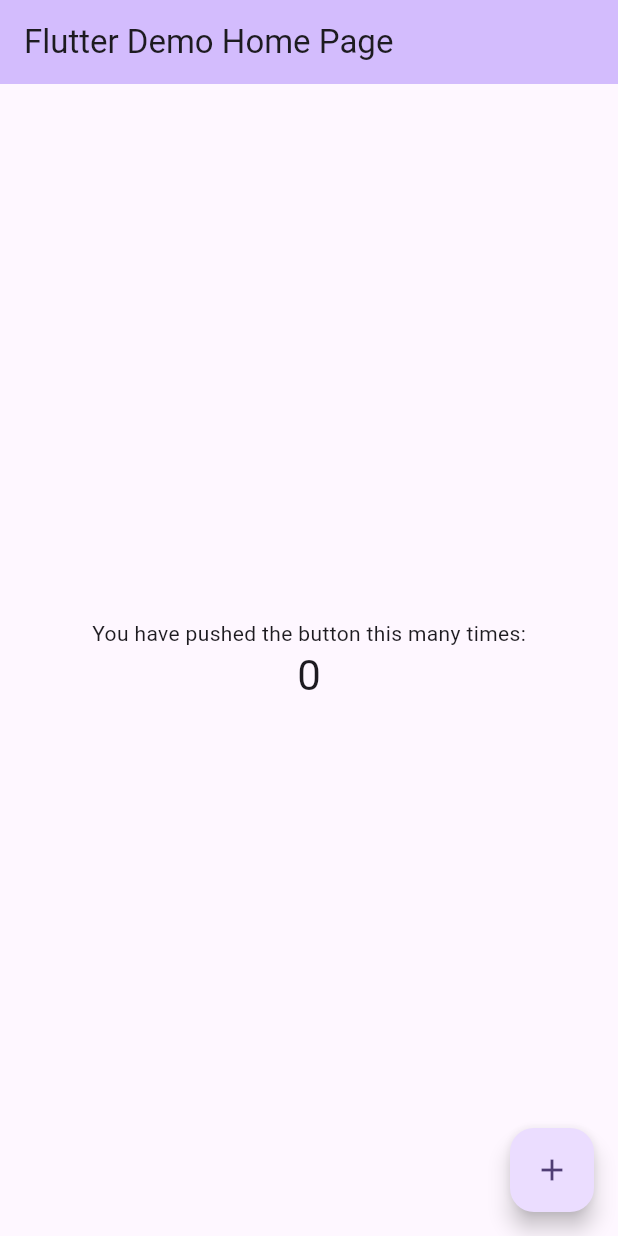
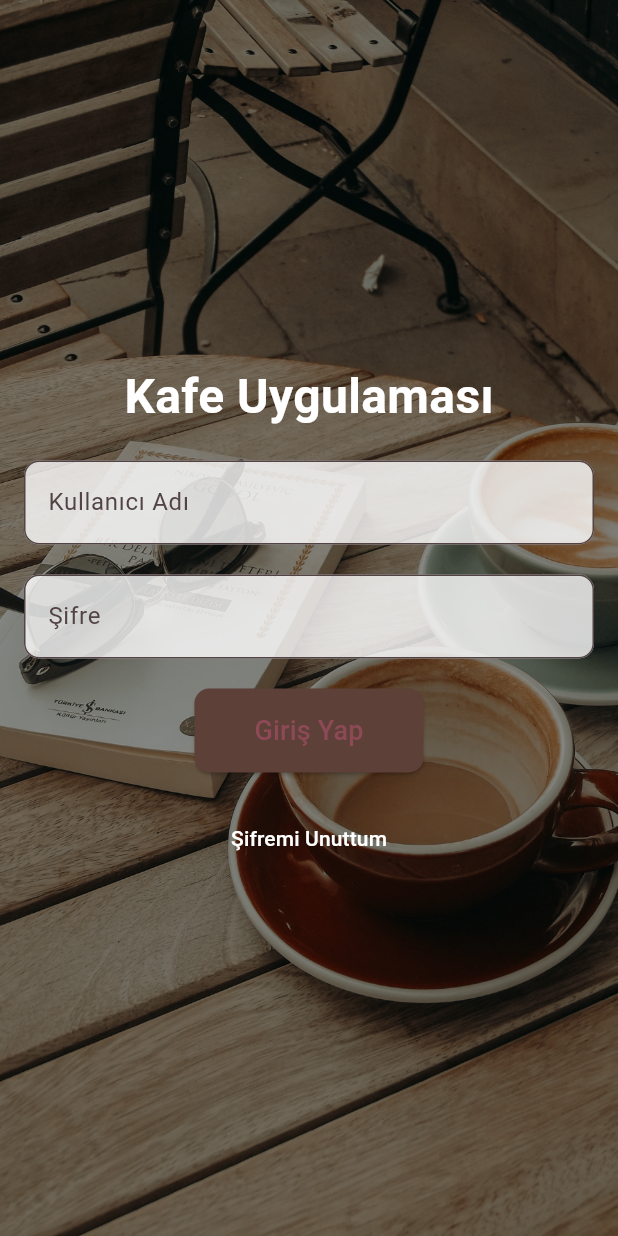
Before and after one commit to ebrurazi/cafeMobil, a Flutter app: the screen it shows after launch, on a phone screen of 412 x 824 dp. Run offline on Flutter 3.47's test engine with Material 3 defaults, Android fonts, the phone set to English and light mode, and no system bars.

Commit message:
UI geliştirmeleri eklendi

```diff
--- /dev/null
+++ b/lib/login_screen.dart
@@ -0,0 +1,100 @@
+import 'package:flutter/material.dart';
+import 'home_screen.dart'; // HomeScreen dosyasını içe aktar
+
+class LoginScreen extends StatelessWidget {
+  const LoginScreen({super.key});
+
+  @override
+  Widget build(BuildContext context) {
+    return Scaffold(
+      body: Container(
+        decoration: BoxDecoration(
+          image: DecorationImage(
+            image: AssetImage('assets/images/background.jpg'),
+            fit: BoxFit.cover,
+          ),
+        ),
+        child: Center(
+          child: SingleChildScrollView(
+            child: Padding(
+              padding: const EdgeInsets.all(16.0),
+              child: Column(
+                mainAxisAlignment: MainAxisAlignment.center,
+                children: [
+                  const Text(
+                    'Kafe Uygulaması',
+                    style: TextStyle(
+                      fontSize: 32,
+                      fontWeight: FontWeight.bold,
+                      color: Colors.white,
+                    ),
+                  ),
+                  const SizedBox(height: 20),
+                  // Kullanıcı Adı Alanı
+                  TextField(
+                    decoration: InputDecoration(
+                      filled: true,
+                      fillColor: Colors.white.withOpacity(0.8),
+                      hintText: 'Kullanıcı Adı',
+                      border: OutlineInputBorder(
+                        borderRadius: BorderRadius.circular(10),
+                      ),
+                    ),
+                  ),
+                  const SizedBox(height: 20),
+                  // Şifre Alanı
+                  TextField(
+                    obscureText: true,
+                    decoration: InputDecoration(
+                      filled: true,
+                      fillColor: Colors.white.withOpacity(0.8),
+                      hintText: 'Şifre',
+                      border: OutlineInputBorder(
+                        borderRadius: BorderRadius.circular(10),
+                      ),
+                    ),
+                  ),
+                  const SizedBox(height: 20),
+                  // Giriş Butonu
+                  ElevatedButton(
+                    onPressed: () {
+                      // HomeScreen'e yönlendir
+                      Navigator.push(
+                        context,
+                        MaterialPageRoute(
+                          builder: (context) => const HomeScreen(),
+                        ),
+                      );
+                    },
+                    style: ElevatedButton.styleFrom(
+                      backgroundColor: Colors.brown[700],
+                      padding: const EdgeInsets.symmetric(
+                          horizontal: 40, vertical: 15),
+                      shape: RoundedRectangleBorder(
+                        borderRadius: BorderRadius.circular(10),
+                      ),
+                    ),
+                    child: const Text(
+                      'Giriş Yap',
+                      style: TextStyle(fontSize: 18),
+                    ),
+                  ),
+                  const SizedBox(height: 20),
+                  TextButton(
+                    onPressed: () {
+                      // Şifremi Unuttum işlemine yönlendirme
+                    },
+                    child: const Text(
+                      'Şifremi Unuttum',
+                      style: TextStyle(color: Colors.white),
+                    ),
+                  ),
+                ],
+              ),
+            ),
+          ),
+        ),
+      ),
+    );
+  }
+}
--- a/lib/main.dart
+++ b/lib/main.dart
@@ -1,4 +1,5 @@
 import 'package:flutter/material.dart';
+import 'login_screen.dart';
 
 void main() {
   runApp(const MyApp());
@@ -7,119 +8,16 @@
 class MyApp extends StatelessWidget {
   const MyApp({super.key});
 
-  // This widget is the root of your application.
   @override
   Widget build(BuildContext context) {
     return MaterialApp(
-      title: 'Flutter Demo',
+      title: 'Cafe App',
       theme: ThemeData(
-        // This is the theme of your application.
-        //
-        // TRY THIS: Try running your application with "flutter run". You'll see
-        // the application has a purple toolbar. Then, without quitting the app,
-        // try changing the seedColor in the colorScheme below to Colors.green
-        // and then invoke "hot reload" (save your changes or press the "hot
-        // reload" button in a Flutter-supported IDE, or press "r" if you used
-        // the command line to start the app).
-        //
-        // Notice that the counter didn't reset back to zero; the application
-        // state is not lost during the reload. To reset the state, use hot
-        // restart instead.
-        //
-        // This works for code too, not just values: Most code changes can be
-        // tested with just a hot reload.
-        colorScheme: ColorScheme.fromSeed(seedColor: Colors.deepPurple),
+        colorScheme: ColorScheme.fromSeed(seedColor: Colors.pink),
         useMaterial3: true,
+        scaffoldBackgroundColor: Colors.pink[50],
       ),
-      home: const MyHomePage(title: 'Flutter Demo Home Page'),
+      home: const LoginScreen(),
     );
   }
 }
-
-class MyHomePage extends StatefulWidget {
-  const MyHomePage({super.key, required this.title});
-
-  // This widget is the home page of your application. It is stateful, meaning
-  // that it has a State object (defined below) that contains fields that affect
-  // how it looks.
-
-  // This class is the configuration for the state. It holds the values (in this
-  // case the title) provided by the parent (in this case the App widget) and
-  // used by the build method of the State. Fields in a Widget subclass are
-  // always marked "final".
-
-  final String title;
-
-  @override
-  State<MyHomePage> createState() => _MyHomePageState();
-}
-
-class _MyHomePageState extends State<MyHomePage> {
-  int _counter = 0;
-
-  void _incrementCounter() {
-    setState(() {
-      // This call to setState tells the Flutter framework that something has
-      // changed in this State, which causes it to rerun the build method below
-      // so that the display can reflect the updated values. If we changed
-      // _counter without calling setState(), then the build method would not be
-      // called again, and so nothing would appear to happen.
-      _counter++;
-    });
-  }
-
-  @override
-  Widget build(BuildContext context) {
-    // This method is rerun every time setState is called, for instance as done
-    // by the _incrementCounter method above.
-    //
-    // The Flutter framework has been optimized to make rerunning build methods
-    // fast, so that you can just rebuild anything that needs updating rather
-    // than having to individually change instances of widgets.
-    return Scaffold(
-      appBar: AppBar(
-        // TRY THIS: Try changing the color here to a specific color (to
-        // Colors.amber, perhaps?) and trigger a hot reload to see the AppBar
-        // change color while the other colors stay the same.
-        backgroundColor: Theme.of(context).colorScheme.inversePrimary,
-        // Here we take the value from the MyHomePage object that was created by
-        // the App.build method, and use it to set our appbar title.
-        title: Text(widget.title),
-      ),
-      body: Center(
-        // Center is a layout widget. It takes a single child and positions it
-        // in the middle of the parent.
-        child: Column(
-          // Column is also a layout widget. It takes a list of children and
-          // arranges them vertically. By default, it sizes itself to fit its
-          // children horizontally, and tries to be as tall as its parent.
-          //
-          // Column has various properties to control how it sizes itself and
-          // how it positions its children. Here we use mainAxisAlignment to
-          // center the children vertically; the main axis here is the vertical
-          // axis because Columns are vertical (the cross axis would be
-          // horizontal).
-          //
-          // TRY THIS: Invoke "debug painting" (choose the "Toggle Debug Paint"
-          // action in the IDE, or press "p" in the console), to see the
-          // wireframe for each widget.
-          mainAxisAlignment: MainAxisAlignment.center,
-          children: <Widget>[
-            const Text(
-              'You have pushed the button this many times:',
-            ),
-            Text(
-              '$_counter',
-              style: Theme.of(context).textTheme.headlineMedium,
-            ),
-          ],
-        ),
-      ),
-      floatingActionButton: FloatingActionButton(
-        onPressed: _incrementCounter,
-        tooltip: 'Increment',
-        child: const Icon(Icons.add),
-      ), // This trailing comma makes auto-formatting nicer for build methods.
-    );
-  }
-}
--- a/pubspec.yaml
+++ b/pubspec.yaml
@@ -31,6 +31,7 @@ dependencies:
   flutter:
     sdk: flutter
 
+
   # The following adds the Cupertino Icons font to your application.
   # Use with the CupertinoIcons class for iOS style icons.
   cupertino_icons: ^1.0.8
@@ -38,6 +39,7 @@ dependencies:
 dev_dependencies:
   flutter_test:
     sdk: flutter
+
 
   # The "flutter_lints" package below contains a set of recommended lints to
   # encourage good coding practices. The lint set provided by the package is
@@ -56,6 +58,8 @@ flutter:
   # included with your application, so that you can use the icons in
   # the material Icons class.
   uses-material-design: true
+  assets:
+      - assets/images/
 
   # To add assets to your application, add an assets section, like this:
   # assets:
```
Also changed, not shown: lib/campaign_screen.dart (added, +61 -0 lines), lib/desserts_screen.dart (added, +70 -0 lines), lib/home_screen.dart (added, +248 -0 lines), assets/images/background.jpg (added), assets/images/bg2.jpg (added), assets/images/cappucino.jpg (added), assets/images/latte.jpg (added), assets/images/magnolya.jpg (added), assets/images/special.jpg (added), assets/images/special2.jpg (added).
